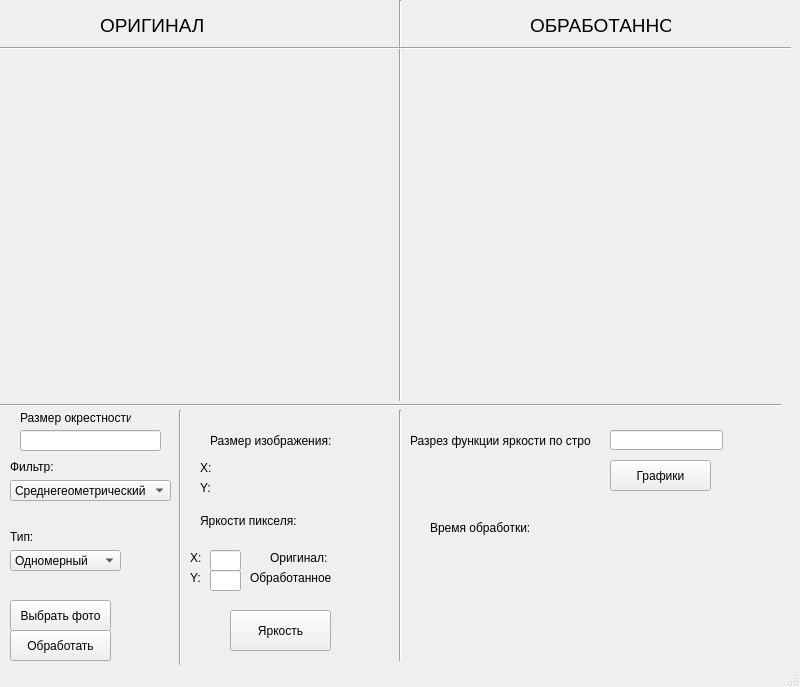
Old version of the form untitled.ui in the repository johuex/filter_image.
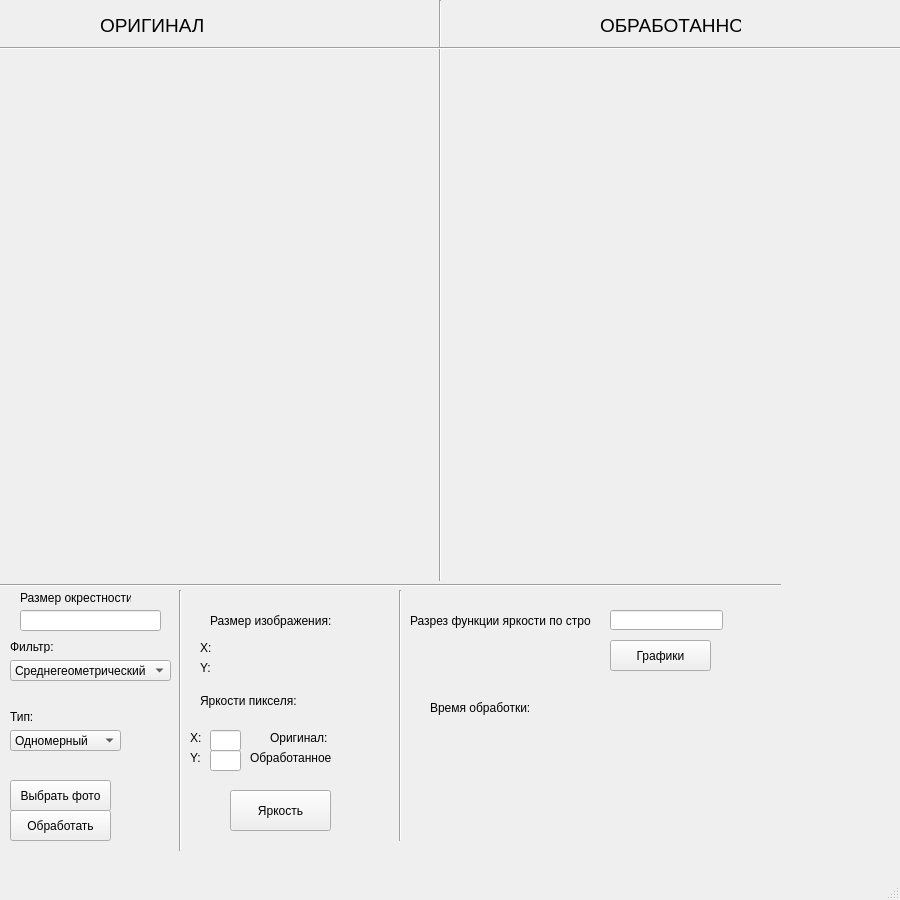
New version of the form.

The edit to the form file:
```diff
--- a/untitled.ui
+++ b/untitled.ui
@@ -6,8 +6,8 @@
    <rect>
     <x>0</x>
     <y>0</y>
-    <width>800</width>
-    <height>687</height>
+    <width>900</width>
+    <height>900</height>
    </rect>
   </property>
   <property name="sizePolicy">
@@ -41,7 +41,7 @@
    <widget class="QLabel" name="label_2">
     <property name="geometry">
      <rect>
-      <x>530</x>
+      <x>600</x>
       <y>-10</y>
       <width>141</width>
       <height>71</height>
@@ -60,7 +60,7 @@
     <property name="geometry">
      <rect>
       <x>20</x>
-      <y>430</y>
+      <y>610</y>
       <width>141</width>
       <height>21</height>
      </rect>
@@ -70,7 +70,7 @@
     <property name="geometry">
      <rect>
       <x>20</x>
-      <y>410</y>
+      <y>590</y>
       <width>111</width>
       <height>16</height>
      </rect>
@@ -83,7 +83,7 @@
     <property name="geometry">
      <rect>
       <x>0</x>
-      <y>390</y>
+      <y>570</y>
       <width>781</width>
       <height>31</height>
      </rect>
@@ -95,10 +95,10 @@
    <widget class="Line" name="line_2">
     <property name="geometry">
      <rect>
-      <x>390</x>
+      <x>430</x>
       <y>0</y>
       <width>20</width>
-      <height>401</height>
+      <height>581</height>
      </rect>
     </property>
     <property name="orientation">
@@ -110,7 +110,7 @@
      <rect>
       <x>0</x>
       <y>40</y>
-      <width>791</width>
+      <width>901</width>
       <height>16</height>
      </rect>
     </property>
@@ -122,7 +122,7 @@
     <property name="geometry">
      <rect>
       <x>10</x>
-      <y>600</y>
+      <y>780</y>
       <width>101</width>
       <height>31</height>
      </rect>
@@ -135,7 +135,7 @@
     <property name="geometry">
      <rect>
       <x>10</x>
-      <y>630</y>
+      <y>810</y>
       <width>101</width>
       <height>31</height>
      </rect>
@@ -148,7 +148,7 @@
     <property name="geometry">
      <rect>
       <x>610</x>
-      <y>460</y>
+      <y>640</y>
       <width>101</width>
       <height>31</height>
      </rect>
@@ -160,10 +160,10 @@
    <widget class="QLabel" name="original_im">
     <property name="geometry">
      <rect>
-      <x>20</x>
+      <x>10</x>
       <y>70</y>
-      <width>361</width>
-      <height>321</height>
+      <width>420</width>
+      <height>420</height>
      </rect>
     </property>
     <property name="text">
@@ -173,10 +173,10 @@
    <widget class="QLabel" name="changed_im">
     <property name="geometry">
      <rect>
-      <x>420</x>
-      <y>60</y>
-      <width>361</width>
-      <height>331</height>
+      <x>459</x>
+      <y>70</y>
+      <width>420</width>
+      <height>420</height>
      </rect>
     </property>
     <property name="text">
@@ -187,7 +187,7 @@
     <property name="geometry">
      <rect>
       <x>170</x>
-      <y>410</y>
+      <y>590</y>
       <width>20</width>
       <height>261</height>
      </rect>
@@ -200,7 +200,7 @@
     <property name="geometry">
      <rect>
       <x>210</x>
-      <y>430</y>
+      <y>610</y>
       <width>121</width>
       <height>21</height>
      </rect>
@@ -213,7 +213,7 @@
     <property name="geometry">
      <rect>
       <x>200</x>
-      <y>460</y>
+      <y>640</y>
       <width>16</width>
       <height>16</height>
      </rect>
@@ -226,7 +226,7 @@
     <property name="geometry">
      <rect>
       <x>200</x>
-      <y>480</y>
+      <y>660</y>
       <width>16</width>
       <height>16</height>
      </rect>
@@ -239,7 +239,7 @@
     <property name="geometry">
      <rect>
       <x>220</x>
-      <y>460</y>
+      <y>640</y>
       <width>47</width>
       <height>13</height>
      </rect>
@@ -252,7 +252,7 @@
     <property name="geometry">
      <rect>
       <x>220</x>
-      <y>480</y>
+      <y>660</y>
       <width>47</width>
       <height>13</height>
      </rect>
@@ -265,7 +265,7 @@
     <property name="geometry">
      <rect>
       <x>200</x>
-      <y>510</y>
+      <y>690</y>
       <width>101</width>
       <height>21</height>
      </rect>
@@ -278,7 +278,7 @@
     <property name="geometry">
      <rect>
       <x>190</x>
-      <y>550</y>
+      <y>730</y>
       <width>21</width>
       <height>16</height>
      </rect>
@@ -291,7 +291,7 @@
     <property name="geometry">
      <rect>
       <x>190</x>
-      <y>570</y>
+      <y>750</y>
       <width>21</width>
       <height>16</height>
      </rect>
@@ -304,7 +304,7 @@
     <property name="geometry">
      <rect>
       <x>210</x>
-      <y>550</y>
+      <y>730</y>
       <width>31</width>
       <height>21</height>
      </rect>
@@ -314,7 +314,7 @@
     <property name="geometry">
      <rect>
       <x>210</x>
-      <y>570</y>
+      <y>750</y>
       <width>31</width>
       <height>21</height>
      </rect>
@@ -324,7 +324,7 @@
     <property name="geometry">
      <rect>
       <x>270</x>
-      <y>550</y>
+      <y>730</y>
       <width>61</width>
       <height>16</height>
      </rect>
@@ -337,7 +337,7 @@
     <property name="geometry">
      <rect>
       <x>250</x>
-      <y>570</y>
+      <y>750</y>
       <width>81</width>
       <height>16</height>
      </rect>
@@ -350,7 +350,7 @@
     <property name="geometry">
      <rect>
       <x>340</x>
-      <y>550</y>
+      <y>730</y>
       <width>47</width>
       <height>13</height>
      </rect>
@@ -363,7 +363,7 @@
     <property name="geometry">
      <rect>
       <x>340</x>
-      <y>570</y>
+      <y>750</y>
       <width>47</width>
       <height>13</height>
      </rect>
@@ -376,7 +376,7 @@
     <property name="geometry">
      <rect>
       <x>390</x>
-      <y>410</y>
+      <y>590</y>
       <width>20</width>
       <height>251</height>
      </rect>
@@ -389,7 +389,7 @@
     <property name="geometry">
      <rect>
       <x>410</x>
-      <y>430</y>
+      <y>610</y>
       <width>181</width>
       <height>21</height>
      </rect>
@@ -402,7 +402,7 @@
     <property name="geometry">
      <rect>
       <x>610</x>
-      <y>430</y>
+      <y>610</y>
       <width>113</width>
       <height>20</height>
      </rect>
@@ -412,7 +412,7 @@
     <property name="geometry">
      <rect>
       <x>230</x>
-      <y>610</y>
+      <y>790</y>
       <width>101</width>
       <height>41</height>
      </rect>
@@ -425,7 +425,7 @@
     <property name="geometry">
      <rect>
       <x>10</x>
-      <y>480</y>
+      <y>660</y>
       <width>161</width>
       <height>21</height>
      </rect>
@@ -445,7 +445,7 @@
     <property name="geometry">
      <rect>
       <x>10</x>
-      <y>550</y>
+      <y>730</y>
       <width>111</width>
       <height>21</height>
      </rect>
@@ -465,7 +465,7 @@
     <property name="geometry">
      <rect>
       <x>10</x>
-      <y>460</y>
+      <y>640</y>
       <width>47</width>
       <height>13</height>
      </rect>
@@ -478,7 +478,7 @@
     <property name="geometry">
      <rect>
       <x>10</x>
-      <y>530</y>
+      <y>710</y>
       <width>47</width>
       <height>13</height>
      </rect>
@@ -491,7 +491,7 @@
     <property name="geometry">
      <rect>
       <x>430</x>
-      <y>520</y>
+      <y>700</y>
       <width>101</width>
       <height>16</height>
      </rect>
@@ -504,7 +504,7 @@
     <property name="geometry">
      <rect>
       <x>540</x>
-      <y>520</y>
+      <y>700</y>
       <width>191</width>
       <height>41</height>
      </rect>
```
